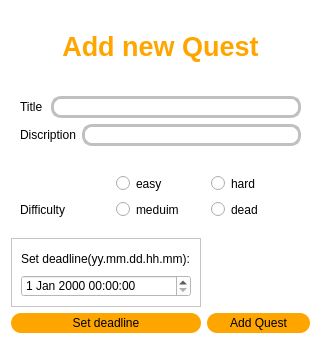
The window that Silently/src/AddQuest_DialogWindow/addquest_dialogwindow.ui (Observersss/Silently) describes before a commit, drawn with Qt 5.
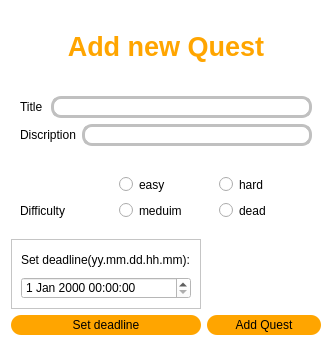
The same window after the commit.

Patch:
```diff
--- a/Silently/src/AddQuest_DialogWindow/addquest_dialogwindow.ui
+++ b/Silently/src/AddQuest_DialogWindow/addquest_dialogwindow.ui
@@ -6,8 +6,8 @@
    <rect>
     <x>0</x>
     <y>0</y>
-    <width>321</width>
-    <height>344</height>
+    <width>332</width>
+    <height>346</height>
    </rect>
   </property>
   <property name="windowTitle">
```
